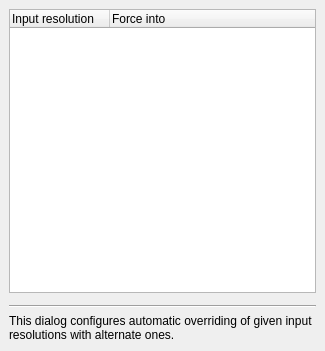
First picture: the form in src/display/qt/dialogs/ui/alias_dialog.ui, repository mrehkopf/vcs, before the edit.
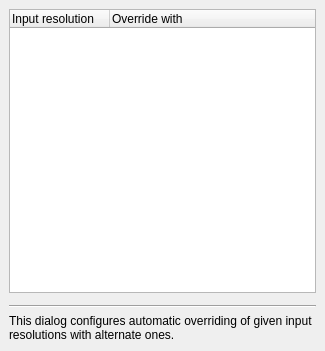
Second picture: the form after the edit.

Commit message: alias dialog: Tweak GUI wording

Patch:
```diff
--- a/src/display/qt/dialogs/ui/alias_dialog.ui
+++ b/src/display/qt/dialogs/ui/alias_dialog.ui
@@ -64,7 +64,7 @@
        </column>
        <column>
         <property name="text">
-         <string>Force into</string>
+         <string>Override with</string>
         </property>
        </column>
       </widget>
```
